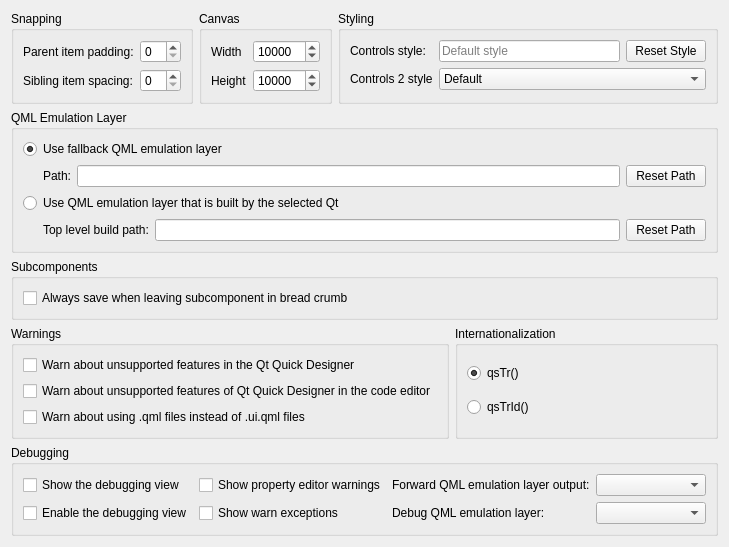
Qt form src/plugins/qmldesigner/settingspage.ui (qt-creator/qt-creator) before a commit.
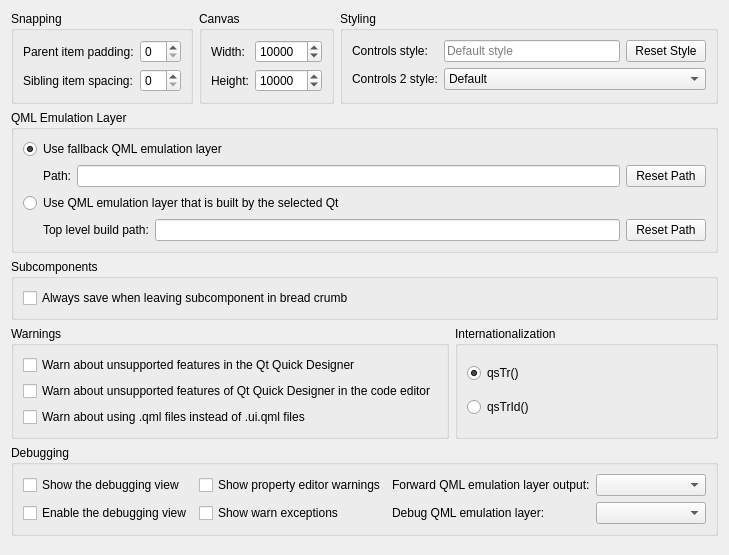
The same form after that commit. Custom widgets are drawn as their Qt base class.

Commit message: QmlDesigner: Using ':' consistently in the settings

What changed in the file:
```diff
--- a/src/plugins/qmldesigner/settingspage.ui
+++ b/src/plugins/qmldesigner/settingspage.ui
@@ -6,8 +6,8 @@
    <rect>
     <x>0</x>
     <y>0</y>
-    <width>670</width>
-    <height>475</height>
+    <width>678</width>
+    <height>555</height>
    </rect>
   </property>
   <property name="windowTitle">
@@ -62,14 +62,14 @@
         <item row="0" column="0">
          <widget class="QLabel" name="canvasWidthLabel">
           <property name="text">
-           <string>Width</string>
+           <string>Width:</string>
           </property>
          </widget>
         </item>
         <item row="1" column="0">
          <widget class="QLabel" name="canvasHeightLabel">
           <property name="text">
-           <string>Height</string>
+           <string>Height:</string>
           </property>
          </widget>
         </item>
@@ -138,7 +138,7 @@
         <item row="1" column="0">
          <widget class="QLabel" name="label_6">
           <property name="text">
-           <string>Controls 2 style</string>
+           <string>Controls 2 style:</string>
           </property>
          </widget>
         </item>
```
